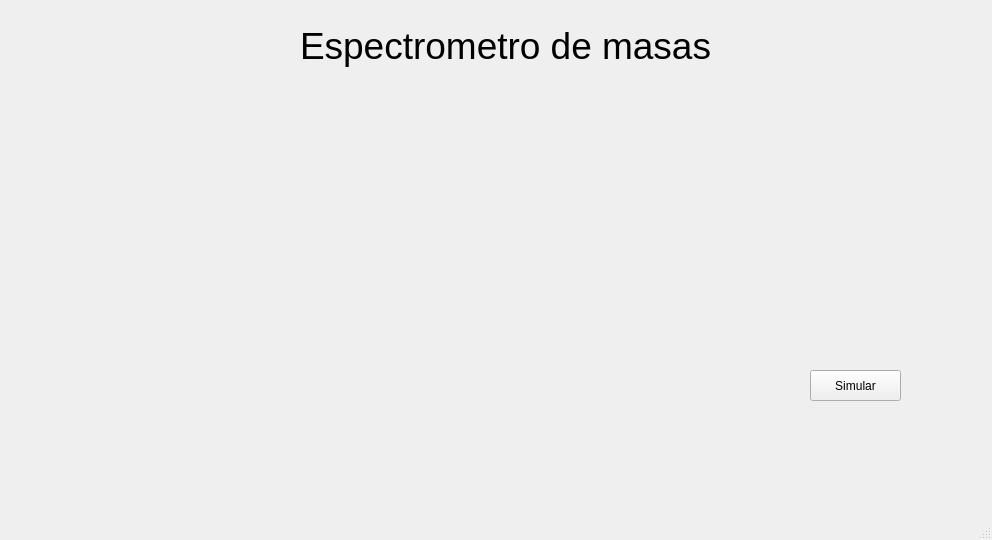
Before: the Qt Designer form gui.ui in Andrei-Portales/Proyecto-Fisica-3, drawn with Qt 5.
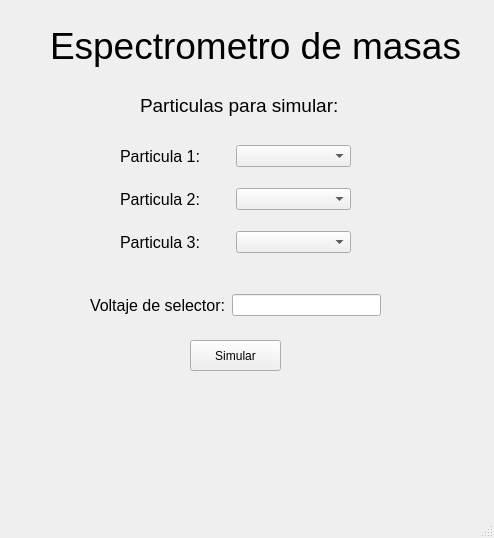
After: the same form once the commit is applied.

```diff
--- a/gui.ui
+++ b/gui.ui
@@ -6,18 +6,36 @@
    <rect>
     <x>0</x>
     <y>0</y>
-    <width>992</width>
-    <height>540</height>
+    <width>494</width>
+    <height>538</height>
    </rect>
   </property>
   <property name="windowTitle">
    <string>MainWindow</string>
   </property>
   <widget class="QWidget" name="centralwidget">
+   <widget class="QLabel" name="label_2">
+    <property name="geometry">
+     <rect>
+      <x>140</x>
+      <y>80</y>
+      <width>211</width>
+      <height>51</height>
+     </rect>
+    </property>
+    <property name="font">
+     <font>
+      <pointsize>14</pointsize>
+     </font>
+    </property>
+    <property name="text">
+     <string>Particulas para simular:</string>
+    </property>
+   </widget>
    <widget class="QLabel" name="label">
     <property name="geometry">
      <rect>
-      <x>300</x>
+      <x>50</x>
       <y>10</y>
       <width>411</width>
       <height>71</height>
@@ -35,8 +53,8 @@
    <widget class="QPushButton" name="btnSimular">
     <property name="geometry">
      <rect>
-      <x>810</x>
-      <y>370</y>
+      <x>190</x>
+      <y>340</y>
       <width>91</width>
       <height>31</height>
      </rect>
@@ -45,16 +63,117 @@
      <string>Simular</string>
     </property>
    </widget>
-  </widget>
-  <widget class="QMenuBar" name="menubar">
-   <property name="geometry">
-    <rect>
-     <x>0</x>
-     <y>0</y>
-     <width>992</width>
-     <height>21</height>
-    </rect>
-   </property>
+   <widget class="QWidget" name="horizontalLayoutWidget">
+    <property name="geometry">
+     <rect>
+      <x>90</x>
+      <y>280</y>
+      <width>291</width>
+      <height>51</height>
+     </rect>
+    </property>
+    <layout class="QHBoxLayout" name="horizontalLayout_7">
+     <item>
+      <widget class="QLabel" name="label_6">
+       <property name="font">
+        <font>
+         <pointsize>12</pointsize>
+        </font>
+       </property>
+       <property name="text">
+        <string>Voltaje de selector:</string>
+       </property>
+      </widget>
+     </item>
+     <item>
+      <widget class="QLineEdit" name="lineEdit"/>
+     </item>
+    </layout>
+   </widget>
+   <widget class="QWidget" name="">
+    <property name="geometry">
+     <rect>
+      <x>120</x>
+      <y>130</y>
+      <width>231</width>
+      <height>141</height>
+     </rect>
+    </property>
+    <layout class="QVBoxLayout" name="verticalLayout_5">
+     <item>
+      <layout class="QHBoxLayout" name="horizontalLayout_4">
+       <property name="spacing">
+        <number>0</number>
+       </property>
+       <property name="leftMargin">
+        <number>0</number>
+       </property>
+       <property name="bottomMargin">
+        <number>0</number>
+       </property>
+       <item>
+        <widget class="QLabel" name="label_3">
+         <property name="font">
+          <font>
+           <pointsize>12</pointsize>
+          </font>
+         </property>
+         <property name="text">
+          <string>Particula 1:</string>
+         </property>
+        </widget>
+       </item>
+       <item>
+        <widget class="QComboBox" name="comboBox"/>
+       </item>
+      </layout>
+     </item>
+     <item>
+      <layout class="QHBoxLayout" name="horizontalLayout_5">
+       <property name="spacing">
+        <number>0</number>
+       </property>
+       <item>
+        <widget class="QLabel" name="label_4">
+         <property name="font">
+          <font>
+           <pointsize>12</pointsize>
+          </font>
+         </property>
+         <property name="text">
+          <string>Particula 2:</string>
+         </property>
+        </widget>
+       </item>
+       <item>
+        <widget class="QComboBox" name="comboBox_2"/>
+       </item>
+      </layout>
+     </item>
+     <item>
+      <layout class="QHBoxLayout" name="horizontalLayout_6">
+       <property name="spacing">
+        <number>0</number>
+       </property>
+       <item>
+        <widget class="QLabel" name="label_5">
+         <property name="font">
+          <font>
+           <pointsize>12</pointsize>
+          </font>
+         </property>
+         <property name="text">
+          <string>Particula 3:</string>
+         </property>
+        </widget>
+       </item>
+       <item>
+        <widget class="QComboBox" name="comboBox_3"/>
+       </item>
+      </layout>
+     </item>
+    </layout>
+   </widget>
   </widget>
   <widget class="QStatusBar" name="statusbar"/>
  </widget>
```
